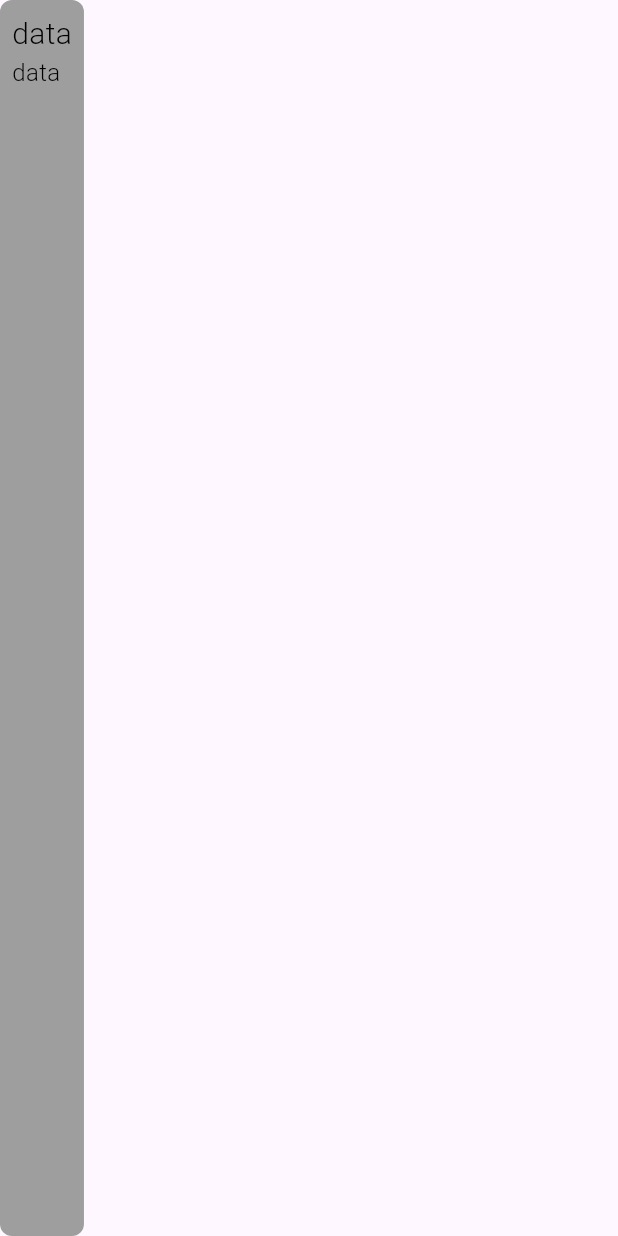
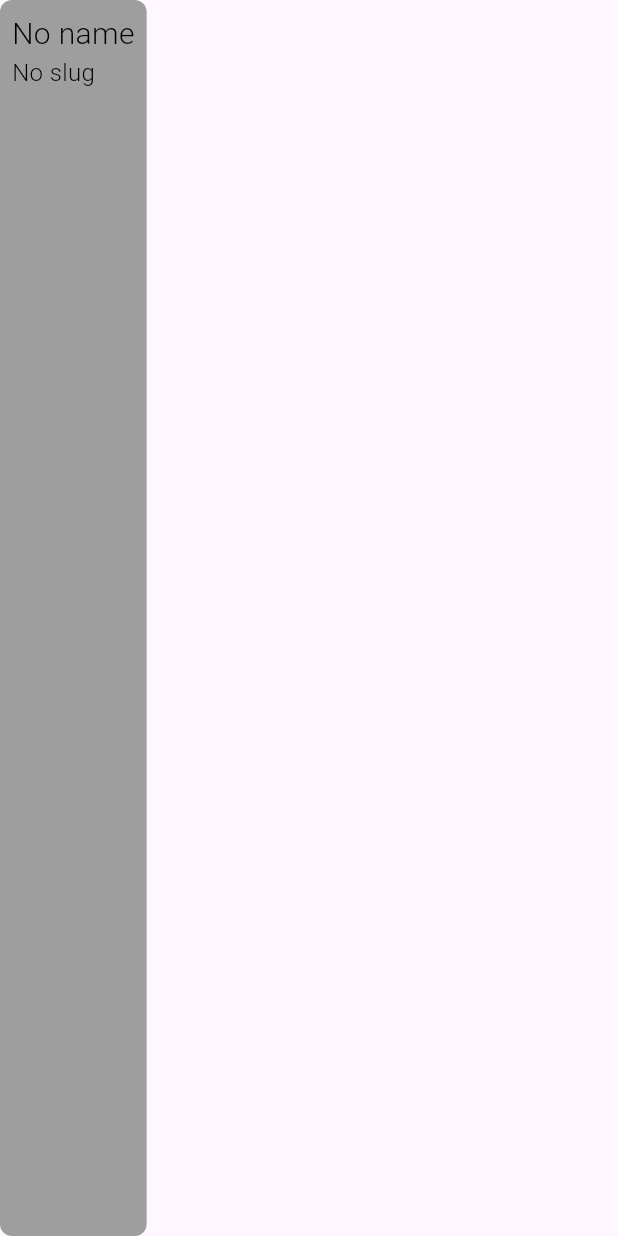
Before and after one commit to dbaudunova/OracleDigitalTask, a Flutter app: the CityItem widget shown alone on an empty page, opened directly, on a phone screen of 412 x 824 dp. Run offline on Flutter 3.47's test engine with Material 3 defaults, Android fonts, the phone set to English and light mode, and no system bars; our stand-ins replace dio, flutter_hooks, hooks_riverpod; network calls fail.

Commit message:
feat: get city list data and add search

```diff
--- /dev/null
+++ b/lib/core/my_app.dart
@@ -0,0 +1,16 @@
+import 'package:flutter/material.dart';
+import 'package:oracle_digital_task/presentation/pages/cities_screen.dart';
+
+class MyApp extends StatelessWidget {
+  const MyApp({
+    super.key,
+  });
+
+  @override
+  Widget build(BuildContext context) {
+    return const MaterialApp(
+      debugShowCheckedModeBanner: false,
+      home: CitiesScreen(),
+    );
+  }
+}
--- /dev/null
+++ b/lib/core/use_case/use_case.dart
@@ -0,0 +1,3 @@
+abstract class UseCase<Type, Params> {
+  Future<Type> call(Params params);
+}
--- a/lib/domain/model/city_entity.dart
+++ b/lib/domain/model/city_entity.dart
@@ -0,0 +1,9 @@
+class CityEntity {
+  final String? name;
+  final String? slug;
+
+  CityEntity({
+    this.name,
+    this.slug,
+  });
+}
--- a/lib/domain/repository/city_repository.dart
+++ b/lib/domain/repository/city_repository.dart
@@ -0,0 +1,5 @@
+import 'package:oracle_digital_task/domain/model/city_entity.dart';
+
+abstract class CityRepository {
+  Future<List<CityEntity>> getAllCities({String? search});
+}
--- a/lib/presentation/widgets/city_item.dart
+++ b/lib/presentation/widgets/city_item.dart
@@ -1,11 +1,15 @@
 import 'package:flutter/material.dart';
 import 'package:oracle_digital_task/core/constants/dimens.dart';
 import 'package:oracle_digital_task/core/constants/styles.dart';
+import 'package:oracle_digital_task/domain/model/city_entity.dart';
 
 class CityItem extends StatelessWidget {
   const CityItem({
     super.key,
+    this.cityEntity,
   });
+
+  final CityEntity? cityEntity;
 
   @override
   Widget build(BuildContext context) {
@@ -19,11 +23,11 @@ class CityItem extends StatelessWidget {
         crossAxisAlignment: CrossAxisAlignment.start,
         children: [
           Text(
-            'data',
+            cityEntity?.name ?? 'No name',
             style: Styles.s20w300,
           ),
           Text(
-            'data',
+            cityEntity?.slug ?? 'No slug',
             style: Styles.s20w300.copyWith(
               fontSize: 16,
             ),
```
Also changed, not shown: lib/data/data_source/remote/city_remote_data_source.dart (+20 -0 lines), lib/data/model/city_model.dart (+17 -0 lines), lib/data/repository/city_repository_impl.dart (added, +14 -0 lines), lib/domain/use_case/get_all_cities_use_case.dart (added, +20 -0 lines), lib/main.dart (+4 -4 lines), lib/presentation/pages/cities_screen.dart (+43 -21 lines), lib/presentation/provider/city_provider.dart (+26 -0 lines), lib/data/model/city_model.g.dart (added), lib/data/repository/get_all_cities_repository_impl.dart (deleted), lib/domain/use_case/get_all_cities.dart (deleted).
